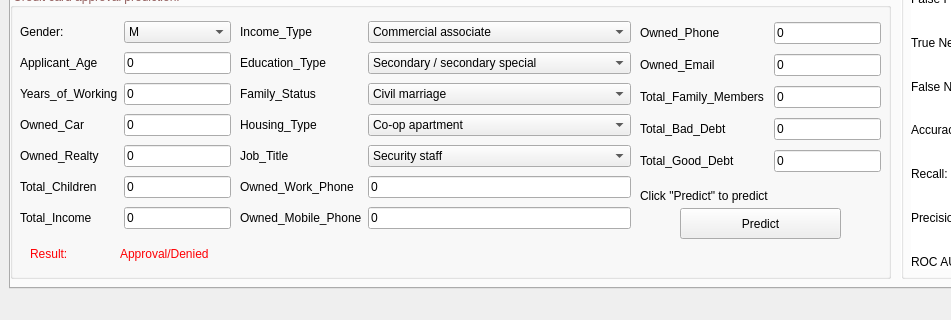
First picture: the form in UI/MainWindow.ui, repository ngoctonguyen17/MachineLearningApplication-CreditCardApproval, before the edit; both pictures show x 0 to 951 and y 476 to 796 of the 1203 by 796 pixel window.
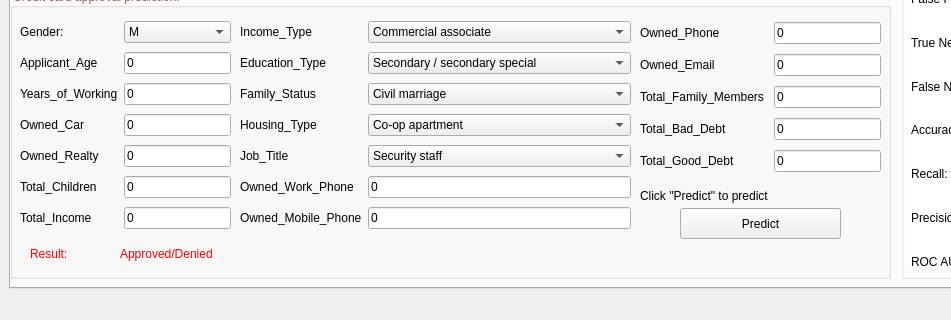
Second picture: the form after the edit. Icons and pictures are not drawn.

The edit to the form file:
```diff
--- a/UI/MainWindow.ui
+++ b/UI/MainWindow.ui
@@ -1588,7 +1588,7 @@
 color: rgb(255, 0, 4);</string>
          </property>
          <property name="text">
-          <string>Approval/Denied</string>
+          <string>Approved/Denied</string>
          </property>
         </widget>
         <widget class="QLabel" name="label_26">
```
